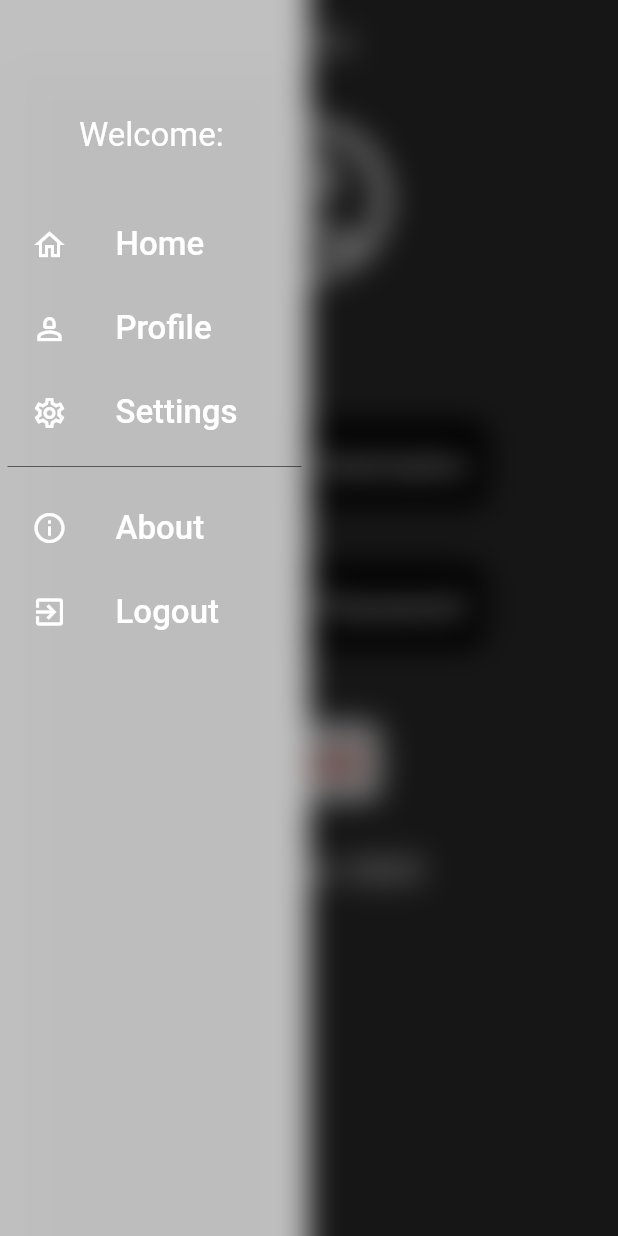
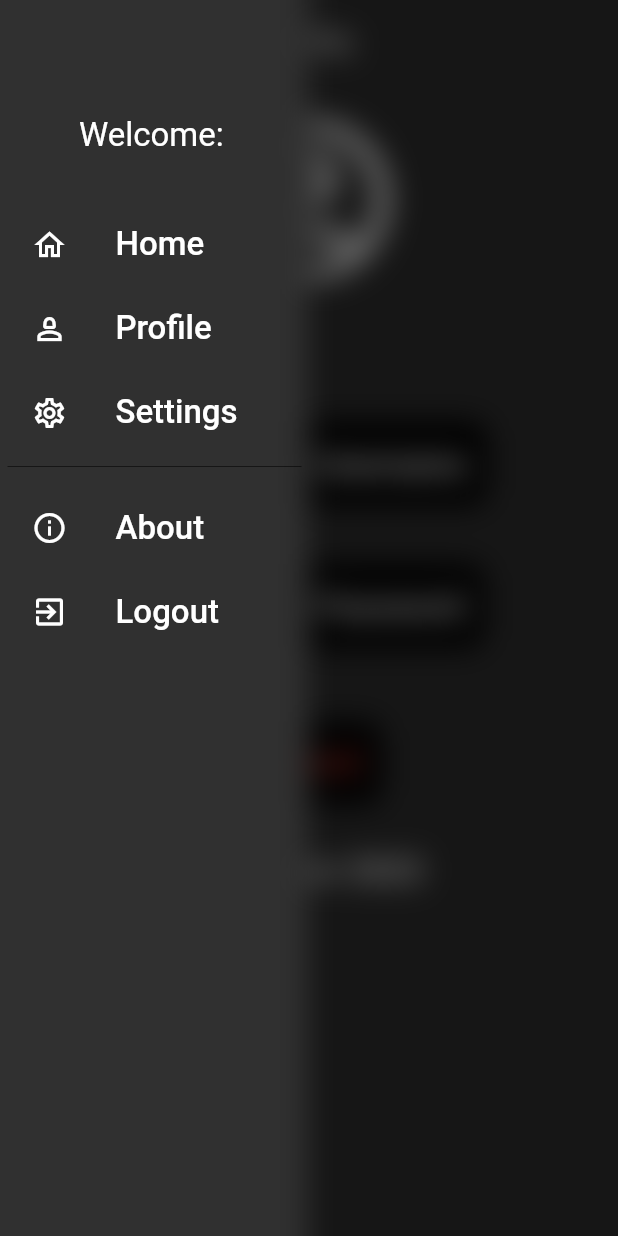
Before and after one commit to codecrafts1126/TYR, a Flutter app: the CurrentUser screen opened directly, with the side drawer open, on a phone screen of 412 x 824 dp. Run offline on Flutter 3.47's test engine with Material 2 defaults, Android fonts, the phone set to English and light mode, and no system bars; our stand-ins replace firebase_auth, firebase_core, google_fonts, shared_preferences; accounts and stored records are empty; Roboto replaces fonts that are missing (Alata).

Commit message:
Fixed theme for App Drawer also

```diff
--- a/lib/Pages/home.dart
+++ b/lib/Pages/home.dart
@@ -31,7 +31,6 @@ class _HomeState extends State<Home> {
   @override
   Widget build(BuildContext context) {
     return Scaffold(
-      backgroundColor: const Color(0x00181818),
       drawer: const Appdraw(),
       appBar: AppBar(
         backgroundColor: Colors.transparent,
--- a/lib/Pages/profile.dart
+++ b/lib/Pages/profile.dart
@@ -372,7 +372,7 @@ class _CurrentUserState extends State<CurrentUser> {
                 ),
                 elevation: 3,
                 padding: const EdgeInsets.all(14),
-                backgroundColor: Colors.white,
+                backgroundColor: Colors.black,
                 textStyle: const TextStyle(
                   fontSize: 22,
                   fontWeight: FontWeight.bold,
--- a/lib/components/app_drawer.dart
+++ b/lib/components/app_drawer.dart
@@ -58,7 +58,7 @@ class _AppdrawState extends State<Appdraw> {
       child: SizedBox(
         width: MediaQuery.of(context).size.width * 0.5,
         child: Drawer(
-          backgroundColor: Colors.white.withOpacity(0.7),
+          // backgroundColor: Colors.white.withOpacity(0.7),
           child: BackdropFilter(
             filter: ImageFilter.blur(sigmaX: 10.0, sigmaY: 10.0),
             child: ListView(
```
Also changed, not shown: lib/components/card.dart (+13 -7 lines).
